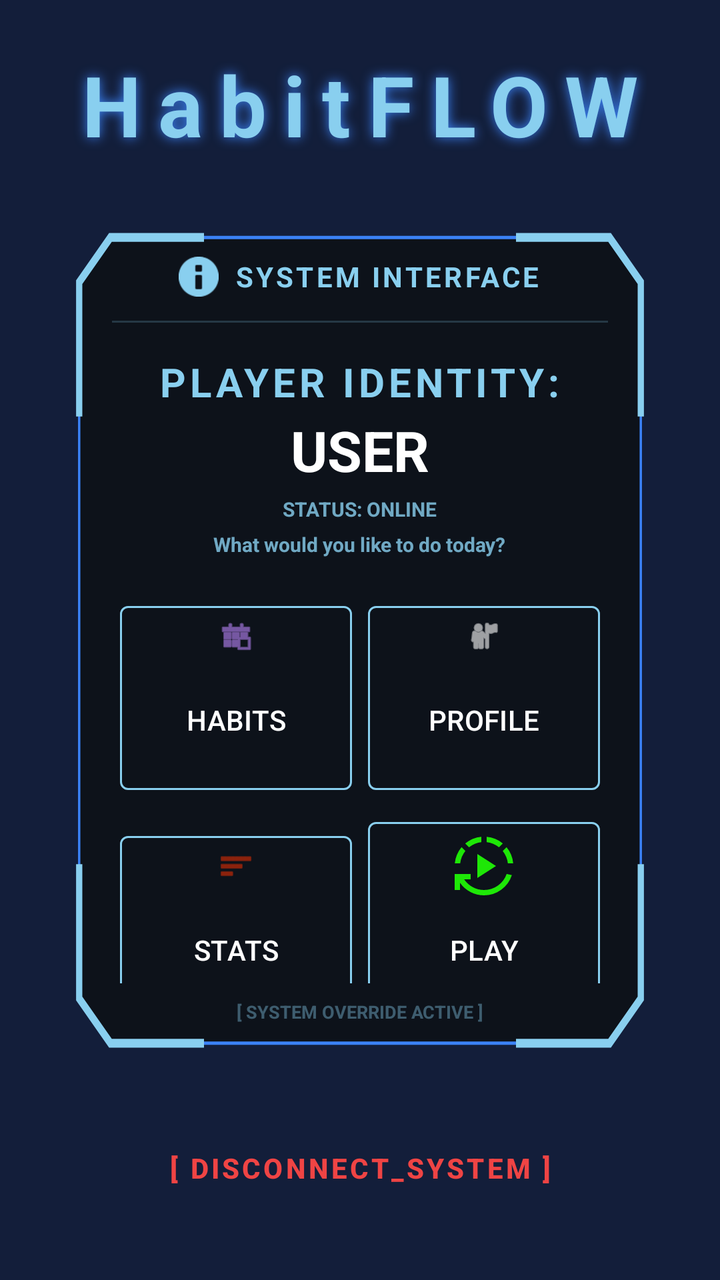
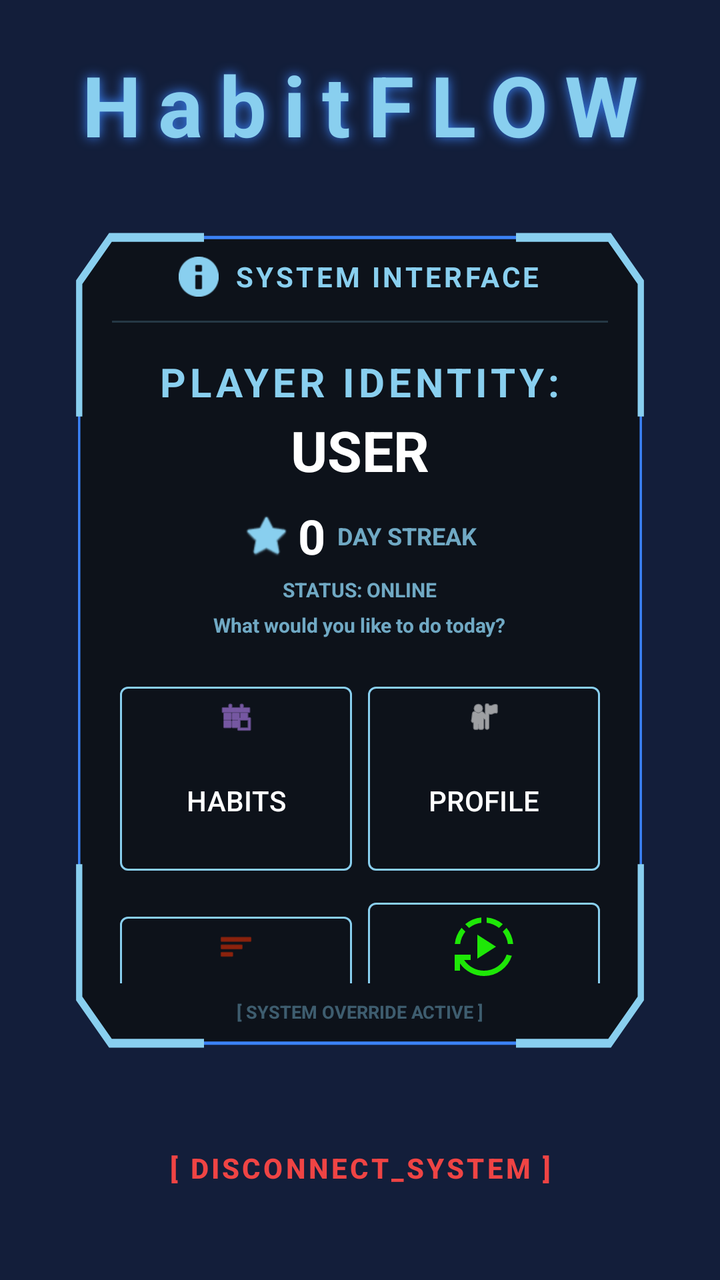

Two renders of the same Android screen: before a commit and after it. Below are the layout's source before the change and the commit's diff.
<!-- AndroidManifest.xml: application theme Theme.HabitFLOWS -->
<!-- res/layout/activity_main_menu.xml -->
<?xml version="1.0" encoding="utf-8"?>
<androidx.constraintlayout.widget.ConstraintLayout xmlns:android="http://schemas.android.com/apk/res/android"
    xmlns:app="http://schemas.android.com/apk/res-auto"
    xmlns:tools="http://schemas.android.com/tools"
    android:id="@+id/main"
    android:layout_width="match_parent"
    android:layout_height="match_parent"
    android:background="@color/denim"
    tools:context=".MainMenu">

    
    <TextView
        android:id="@+id/mainMenuHomeTV"
        android:layout_width="wrap_content"
        android:layout_height="wrap_content"
        android:layout_marginTop="24dp"
        android:letterSpacing="0.2"
        android:shadowColor="@color/border"
        android:shadowRadius="15"
        android:text="HabitFLOW"
        android:textColor="@color/baby_blue"
        android:textSize="42sp"
        android:textStyle="bold"
        app:layout_constraintEnd_toEndOf="parent"
        app:layout_constraintStart_toStartOf="parent"
        app:layout_constraintTop_toTopOf="parent" />

    
    <LinearLayout
        android:id="@+id/systemContainer"
        android:layout_width="match_parent"
        android:layout_height="0dp"
        android:layout_marginStart="24dp"
        android:layout_marginTop="16dp"
        android:layout_marginEnd="24dp"
        android:layout_marginBottom="16dp"
        android:background="@drawable/system"
        android:orientation="vertical"
        android:padding="32dp"
        app:layout_constraintBottom_toTopOf="@+id/mainMenuLogoutBtn"
        app:layout_constraintEnd_toEndOf="parent"
        app:layout_constraintStart_toStartOf="parent"
        app:layout_constraintTop_toBottomOf="@id/mainMenuHomeTV"
        app:layout_constraintWidth_max="500dp">

        
        <LinearLayout
            android:layout_width="match_parent"
            android:layout_height="wrap_content"
            android:gravity="center"
            android:orientation="horizontal">

            <ImageView
                android:layout_width="20dp"
                android:layout_height="20dp"
                android:src="@android:drawable/ic_dialog_info"
                app:tint="@color/baby_blue" />

            <TextView
                android:layout_width="wrap_content"
                android:layout_height="wrap_content"
                android:layout_marginStart="8dp"
                android:letterSpacing="0.1"
                android:text="SYSTEM INTERFACE"
                android:textColor="@color/baby_blue"
                android:textSize="14sp"
                android:textStyle="bold" />
        </LinearLayout>

        <View
            android:layout_width="match_parent"
            android:layout_height="1dp"
            android:layout_marginTop="12dp"
            android:background="#3389CFEF" />

        
        <TextView
            android:layout_width="wrap_content"
            android:layout_height="wrap_content"
            android:layout_gravity="center"
            android:layout_marginTop="16dp"
            android:letterSpacing="0.1"
            android:text="PLAYER IDENTITY:"
            android:textColor="@color/baby_blue"
            android:textSize="20sp"
            android:textStyle="bold" />

        <TextView
            android:id="@+id/mainMenuHomeTV4"
            android:layout_width="wrap_content"
            android:layout_height="wrap_content"
            android:layout_gravity="center"
            android:layout_marginTop="2dp"
            android:text="USER"
            android:textColor="@color/white"
            android:textSize="28sp"
            android:textStyle="bold" />

        <TextView
            android:layout_width="wrap_content"
            android:layout_height="wrap_content"
            android:layout_gravity="center"
            android:layout_marginTop="4dp"
            android:alpha="0.8"
            android:text="STATUS: ONLINE"
            android:textColor="@color/baby_blue"
            android:textSize="10sp"
            android:textStyle="bold" />

        <TextView
            android:layout_width="wrap_content"
            android:layout_height="wrap_content"
            android:layout_gravity="center"
            android:layout_marginTop="4dp"
            android:alpha="0.8"
            android:text="What would you like to do today?"
            android:textColor="@color/baby_blue"
            android:textSize="10sp"
            android:textStyle="bold" />

        
        <ScrollView
            android:layout_width="match_parent"
            android:layout_height="0dp"
            android:layout_marginTop="16dp"
            android:layout_weight="1"
            android:clipToPadding="false"
            android:scrollbarSize="0dp">

            <GridLayout
                android:layout_width="match_parent"
                android:layout_height="wrap_content"
                android:columnCount="2"
                android:useDefaultMargins="true">

                <com.google.android.material.button.MaterialButton
                    android:id="@+id/btnHabit"
                    style="@style/Widget.Material3.Button.OutlinedButton"
                    android:layout_width="0dp"
                    android:layout_height="100dp"
                    android:layout_columnWeight="1"
                    android:text="HABITS"
                    android:textColor="@color/white"
                    app:cornerRadius="4dp"
                    app:icon="@android:drawable/ic_menu_today"
                    app:iconGravity="top"
                    app:iconTint="@color/purple_200"
                    app:strokeColor="@color/baby_blue" />

                <com.google.android.material.button.MaterialButton
                    android:id="@+id/Profile"
                    style="@style/Widget.Material3.Button.OutlinedButton"
                    android:layout_width="0dp"
                    android:layout_height="100dp"
                    android:layout_columnWeight="1"
                    android:text="PROFILE"
                    android:textColor="@color/white"
                    app:cornerRadius="4dp"
                    app:icon="@android:drawable/ic_menu_myplaces"
                    app:iconGravity="top"
                    app:iconTint="#FFFFFF"
                    app:strokeColor="@color/baby_blue" />

                <com.google.android.material.button.MaterialButton
                    android:id="@+id/btnStatistics"
                    style="@style/Widget.Material3.Button.OutlinedButton"
                    android:layout_width="0dp"
                    android:layout_height="100dp"
                    android:layout_columnWeight="1"
                    android:text="STATS"
                    android:textColor="@color/white"
                    app:cornerRadius="4dp"
                    app:icon="@android:drawable/ic_menu_sort_by_size"
                    app:iconGravity="top"
                    app:iconTint="#E02D03"
                    app:strokeColor="@color/baby_blue" />

                <com.google.android.material.button.MaterialButton
                    android:id="@+id/btnPlayHabit"
                    style="@style/Widget.Material3.Button.OutlinedButton"
                    android:layout_width="0dp"
                    android:layout_height="100dp"
                    android:layout_columnWeight="1"
                    android:text="PLAY"
                    android:textColor="@color/white"
                    app:cornerRadius="4dp"
                    app:icon="@drawable/outline_autoplay_24"
                    app:iconGravity="top"
                    app:iconSize="32dp"
                    app:iconTint="#1EE707"
                    app:strokeColor="@color/baby_blue" />

                <com.google.android.material.button.MaterialButton
                    android:id="@+id/btnDiscover"
                    style="@style/Widget.Material3.Button.OutlinedButton"
                    android:layout_width="0dp"
                    android:layout_height="100dp"
                    android:layout_columnWeight="1"
                    android:text="DISCOVER"
                    android:textColor="@color/white"
                    app:cornerRadius="4dp"
                    app:icon="@android:drawable/ic_menu_search"
                    app:iconGravity="top"
                    app:iconTint="#0363FF"
                    app:strokeColor="@color/baby_blue" />

                <com.google.android.material.button.MaterialButton
                    android:id="@+id/btnLeaderboard"
                    style="@style/Widget.Material3.Button.OutlinedButton"
                    android:layout_width="0dp"
                    android:layout_height="100dp"
                    android:layout_columnWeight="1"
                    android:text="LEADERS"
                    android:textColor="@color/white"
                    app:cornerRadius="4dp"
                    app:icon="@drawable/outline_crown_24"
                    app:iconGravity="top"
                    app:iconTint="#FFEB3B"
                    app:strokeColor="@color/baby_blue" />

                <com.google.android.material.button.MaterialButton
                    android:id="@+id/btnRankMenu"
                    style="@style/Widget.Material3.Button.OutlinedButton"
                    android:layout_width="0dp"
                    android:layout_height="100dp"
                    android:layout_columnWeight="1"
                    android:text="RANK"
                    android:textColor="@color/white"
                    app:cornerRadius="4dp"
                    app:icon="@drawable/outline_cyclone_24"
                    app:iconGravity="top"
                    app:iconTint="#FF8102"
                    app:strokeColor="@color/baby_blue" />

            </GridLayout>
        </ScrollView>

        <TextView
            android:layout_width="wrap_content"
            android:layout_height="wrap_content"
            android:layout_gravity="center"
            android:layout_marginTop="8dp"
            android:alpha="0.4"
            android:text="[ SYSTEM OVERRIDE ACTIVE ]"
            android:textColor="@color/baby_blue"
            android:textSize="9sp"
            android:textStyle="bold" />

    </LinearLayout>

    <com.google.android.material.button.MaterialButton
        android:id="@+id/mainMenuLogoutBtn"
        style="@style/Widget.Material3.Button.TextButton"
        android:layout_width="wrap_content"
        android:layout_height="wrap_content"
        android:layout_marginBottom="32dp"
        android:letterSpacing="0.1"
        android:text="[ DISCONNECT_SYSTEM ]"
        android:textColor="#EF4444"
        android:textSize="14sp"
        android:textStyle="bold"
        app:layout_constraintBottom_toBottomOf="parent"
        app:layout_constraintEnd_toEndOf="parent"
        app:layout_constraintStart_toStartOf="parent" />

</androidx.constraintlayout.widget.ConstraintLayout>
<!-- resources referenced by this layout -->
<resources>
  <color name="baby_blue">#89CFEF</color>
  <color name="border">#3B82F6</color>
  <color name="denim">#131E3A</color>
  <color name="purple_200">#FFBB86FC</color>
  <color name="white">#FFFFFFFF</color>
  <!-- drawable outline_autoplay_24 (drawable) -->
  <vector xmlns:android="http://schemas.android.com/apk/res/android" android:height="24dp" android:tint="#00D9FF" android:viewportHeight="960" android:viewportWidth="960" android:width="24dp">
        
      <path android:fillColor="@android:color/white" android:pathData="M380,660L380,300L660,480L380,660ZM480,920Q372,920 277.5,870.5Q183,821 120,732L120,840L40,840L40,600L280,600L280,680L182,680Q233,755 311.5,797.5Q390,840 480,840Q595,840 688.5,774Q782,708 820,599L898,617Q853,753 738,836.5Q623,920 480,920ZM42,440Q49,373 74,311.5Q99,250 143,198L200,255Q168,296 148,342.5Q128,389 123,440L42,440ZM256,199L199,142Q252,98 313,72.5Q374,47 440,42L440,122Q389,127 343,147Q297,167 256,199ZM705,199Q664,167 617.5,147Q571,127 520,122L520,42Q587,48 648.5,73Q710,98 762,142L705,199ZM838,440Q833,389 813,342.5Q793,296 761,255L818,198Q862,250 887,311.5Q912,373 918,440L838,440Z"/>
      
  </vector>
  <!-- drawable outline_crown_24 (drawable) -->
  <vector xmlns:android="http://schemas.android.com/apk/res/android" android:height="24dp" android:tint="#000000" android:viewportHeight="960" android:viewportWidth="960" android:width="24dp">
        
      <path android:fillColor="@android:color/white" android:pathData="M200,800L200,720L760,720L760,800L200,800ZM200,660L149,339Q147,339 144.5,339.5Q142,340 140,340Q115,340 97.5,322.5Q80,305 80,280Q80,255 97.5,237.5Q115,220 140,220Q165,220 182.5,237.5Q200,255 200,280Q200,287 198.5,293Q197,299 195,304L320,360L445,189Q434,181 427,168Q420,155 420,140Q420,115 437.5,97.5Q455,80 480,80Q505,80 522.5,97.5Q540,115 540,140Q540,155 533,168Q526,181 515,189L640,360L765,304Q763,299 761.5,293Q760,287 760,280Q760,255 777.5,237.5Q795,220 820,220Q845,220 862.5,237.5Q880,255 880,280Q880,305 862.5,322.5Q845,340 820,340Q818,340 815.5,339.5Q813,339 811,339L760,660L200,660ZM268,580L692,580L718,413L613,459L480,276L347,459L242,413L268,580ZM480,580L480,580L480,580L480,580L480,580L480,580L480,580Z"/>
      
  </vector>
  <!-- drawable outline_cyclone_24 (drawable) -->
  <vector xmlns:android="http://schemas.android.com/apk/res/android" android:height="24dp" android:tint="#000000" android:viewportHeight="960" android:viewportWidth="960" android:width="24dp">
        
      <path android:fillColor="@android:color/white" android:pathData="M480,640Q414,640 367,593Q320,546 320,480Q320,414 367,367Q414,320 480,320Q546,320 593,367Q640,414 640,480Q640,546 593,593Q546,640 480,640ZM480,560Q513,560 536.5,536.5Q560,513 560,480Q560,447 536.5,423.5Q513,400 480,400Q447,400 423.5,423.5Q400,447 400,480Q400,513 423.5,536.5Q447,560 480,560ZM661,880Q679,824 688,780Q697,736 702,710Q659,752 602,776Q545,800 480,800Q344,800 241.5,781.5Q139,763 80,746L80,661Q136,679 180,688Q224,697 250,702Q208,659 184,602Q160,545 160,480Q160,343 178.5,241Q197,139 214,80L299,80Q281,136 271.5,180Q262,224 258,250Q301,208 358,184Q415,160 480,160Q617,160 719,178.5Q821,197 880,214L880,299Q824,281 780,271.5Q736,262 710,258Q752,301 776,358Q800,415 800,480Q800,617 781.5,719Q763,821 746,880L661,880ZM650,650Q720,580 720,480Q720,380 650,310Q580,240 480,240Q380,240 310,310Q240,380 240,480Q240,580 310,650Q380,720 480,720Q580,720 650,650Z"/>
      
  </vector>
  <style name="Theme.HabitFLOWS" parent="Base.Theme.HabitFLOWS" />
  <color name="background">#0D1117</color>
  <style name="Base.Theme.HabitFLOWS" parent="Theme.Material3.DayNight.NoActionBar">
          
          
      </style>
  <!-- unchanged entries left out for length: 1 -->
</resources>

<!-- the commit's change to res/layout/activity_main_menu.xml (unified diff, before → after) -->
@@ -96,6 +96,42 @@
             android:textSize="28sp"
             android:textStyle="bold" />
 
+        
+        <LinearLayout
+            android:layout_width="wrap_content"
+            android:layout_height="wrap_content"
+            android:layout_gravity="center"
+            android:layout_marginTop="8dp"
+            android:gravity="center_vertical"
+            android:orientation="horizontal">
+
+            <ImageView
+                android:layout_width="24dp"
+                android:layout_height="24dp"
+                android:src="@android:drawable/btn_star_big_on"
+                app:tint="@color/baby_blue" />
+
+            <TextView
+                android:id="@+id/tvStreakCount"
+                android:layout_width="wrap_content"
+                android:layout_height="wrap_content"
+                android:layout_marginStart="4dp"
+                android:text="0"
+                android:textColor="@color/white"
+                android:textSize="24sp"
+                android:textStyle="bold" />
+
+            <TextView
+                android:layout_width="wrap_content"
+                android:layout_height="wrap_content"
+                android:layout_marginStart="6dp"
+                android:alpha="0.8"
+                android:text="DAY STREAK"
+                android:textColor="@color/baby_blue"
+                android:textSize="12sp"
+                android:textStyle="bold" />
+        </LinearLayout>
+
         <TextView
             android:layout_width="wrap_content"
             android:layout_height="wrap_content"
